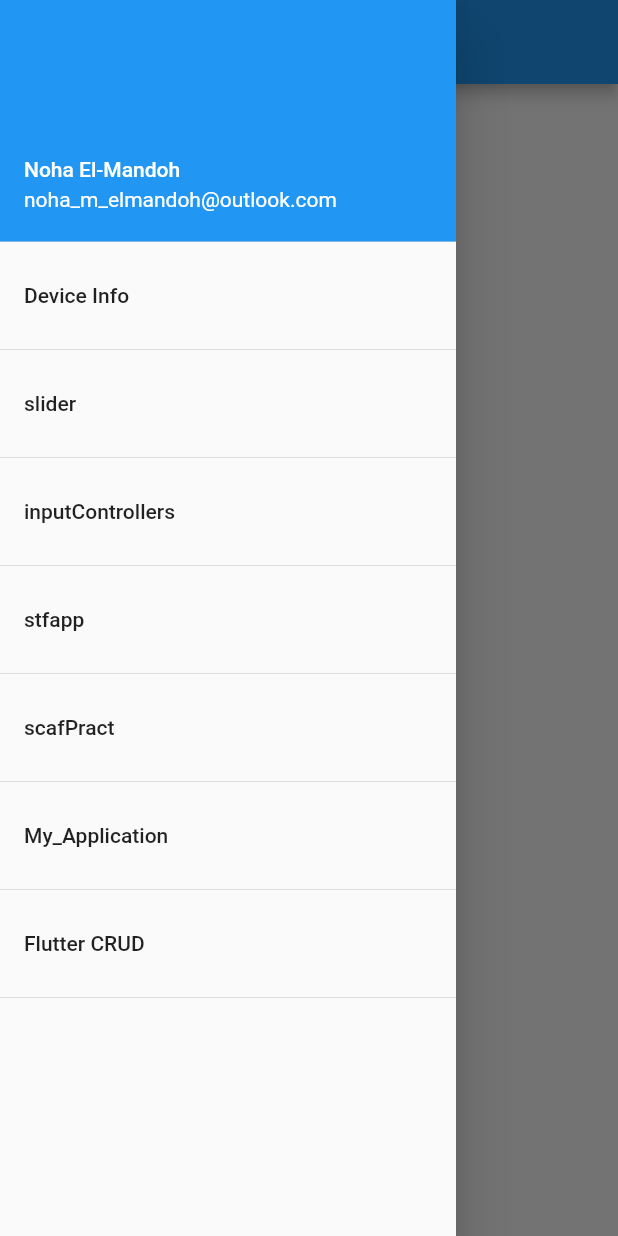
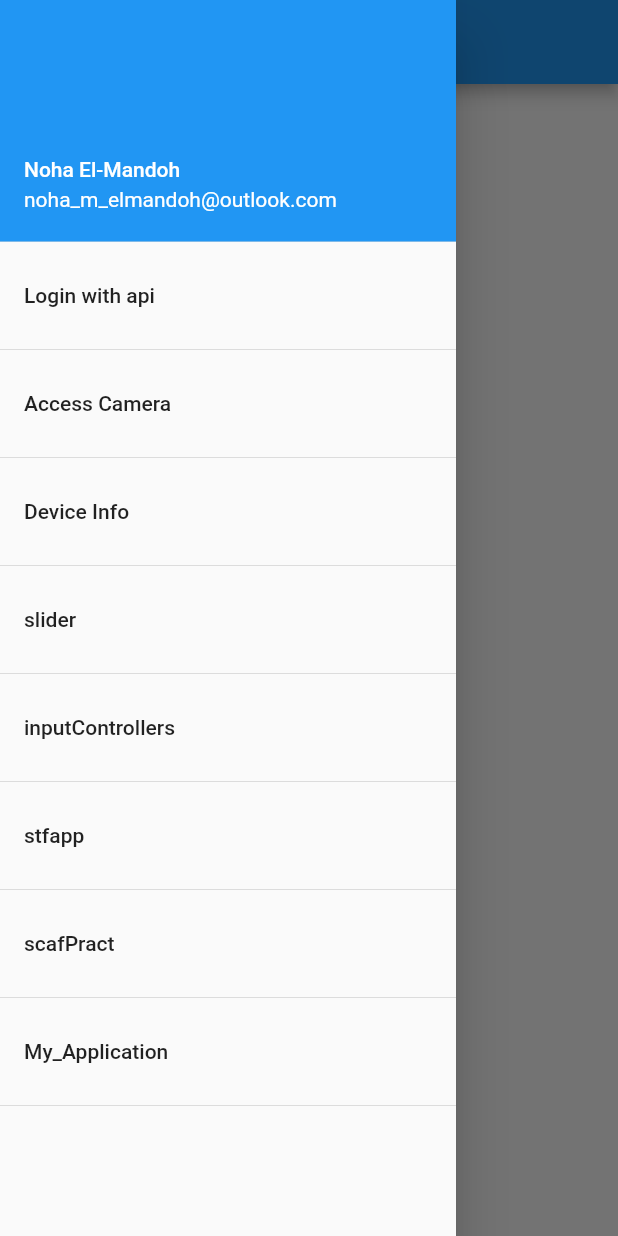
Before and after one commit to NohaElMandoh/FIutter_FirstApp, a Flutter app: the HomePage screen opened directly, with the side drawer open, on a phone screen of 412 x 824 dp. Run offline on Flutter 3.47's test engine with Material 2 defaults, Android fonts, the phone set to English and light mode, and no system bars; our stand-ins replace device_info, image_picker, shared_preferences; accounts and stored records are empty.

Commit message:
Access Camera and galary

```diff
--- a/lib/flutter_CRUD.dart
+++ /dev/null
@@ -1,13 +0,0 @@
-import 'package:flutter/material.dart';
-import 'package:http/http.dart' as http;
-class F_CRUD extends StatefulWidget {
-  @override
-  _F_CRUDState createState() => _F_CRUDState();
-}
-
-class _F_CRUDState extends State<F_CRUD> {
-  @override
-  Widget build(BuildContext context) {
-    return Container();
-  }
-}
--- a/lib/homepage.dart
+++ b/lib/homepage.dart
@@ -11,6 +11,22 @@ class HomePage extends StatelessWidget {
               accountEmail: Text("noha_m_elmandoh@outlook.com"),
               accountName: Text("Noha El-Mandoh"),
             ),
+            ListTile(
+              onTap: () {
+                Navigator.pop(context);
+                Navigator.of(context).pushNamed('/login');
+              },
+              title: Text("Login with api"),
+            ), //end tile
+            Divider(),
+            ListTile(
+              onTap: () {
+                Navigator.pop(context);
+                Navigator.of(context).pushNamed('/access_Camera');
+              },
+              title: Text("Access Camera"),
+            ), //end tile
+            Divider(),
             ListTile(
               onTap: () {
                 Navigator.pop(context);
@@ -60,14 +76,7 @@ class HomePage extends StatelessWidget {
             ), //end tile
             Divider(),
           //
-            ListTile(
-              onTap: () {
-                Navigator.pop(context);
-                Navigator.of(context).pushNamed('/F_CRUD');
-              },
-              title: Text("Flutter CRUD"),
-            ), //end tile
-            Divider(),
+
           ],
         ),
       ),
--- a/lib/login.dart
+++ b/lib/login.dart
@@ -6,6 +6,7 @@ import 'package:http/http.dart' as http;
 import 'package:firstapp/main.dart';
 import 'package:shared_preferences/shared_preferences.dart';
 
+import 'dev_info.dart';
 import 'homepage.dart';
 import 'models/login_model.dart';
 
@@ -60,7 +61,7 @@ class _LoginPageState extends State<LoginPage> {
           _isLoading = true;
         });
 //        sharedPreferences.setString("token", jsonResponse['token']);
-        Navigator.of(context).pushAndRemoveUntil(MaterialPageRoute(builder: (BuildContext context) => HomePage()), (Route<dynamic> route) => false);
+        Navigator.of(context).pushAndRemoveUntil(MaterialPageRoute(builder: (BuildContext context) => devInfo()), (Route<dynamic> route) => false);
       }
 //    }
     else {
@@ -134,7 +135,7 @@ class _LoginPageState extends State<LoginPage> {
     return Container(
       margin: EdgeInsets.only(top: 50.0),
       padding: EdgeInsets.symmetric(horizontal: 20.0, vertical: 30.0),
-      child: Text("Code Land",
+      child: Text("Login With Api",
           style: TextStyle(
               color: Colors.white70,
               fontSize: 40.0,
--- a/lib/main.dart
+++ b/lib/main.dart
@@ -1,7 +1,7 @@
 import 'package:flutter/material.dart';
 import 'package:path/path.dart';
 import 'MyApplication.dart';
-import 'flutter_CRUD.dart';
+import 'access_camera.dart';
 import 'homepage.dart';
 import 'login.dart';
 import 'statful_app.dart';
@@ -25,15 +25,15 @@ class MyApp extends StatelessWidget {
   Widget build(BuildContext context) {
     return new MaterialApp(
       routes: {
-        '/':(context)=>LoginPage(),
+        '/':(context)=>HomePage(),
         '/devInfo':(context)=>devInfo(),
         '/forsa':(context)=>forsa(),
         '/inputControllers':(context)=>inputControllers(),
         '/My_Application':(context)=>My_App(),
         '/scafPract':(context)=>scafPract(),
         '/stfapp':(context)=>stfapp(),
-        '/F_CRUD':(context)=>F_CRUD(),
-//        '/login':(context)=>LoginPage()
+        '/access_Camera':(context)=>access_Camera(),
+        '/login':(context)=>LoginPage()
 
       },
       //new forsa()
--- a/pubspec.yaml
+++ b/pubspec.yaml
@@ -26,6 +26,7 @@ dependencies:
   cupertino_icons: ^0.1.2
   http: ^0.12.0+2
   shared_preferences: any
+  image_picker:
 
 dev_dependencies:
   flutter_test:
```
Also changed, not shown: lib/access_camera.dart (added, +53 -0 lines), pubspec.lock.
